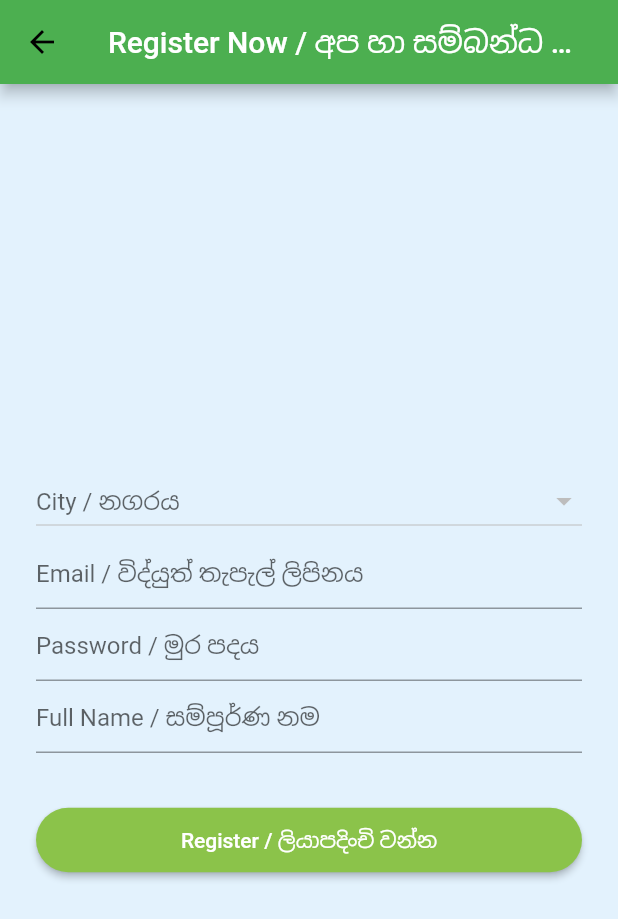
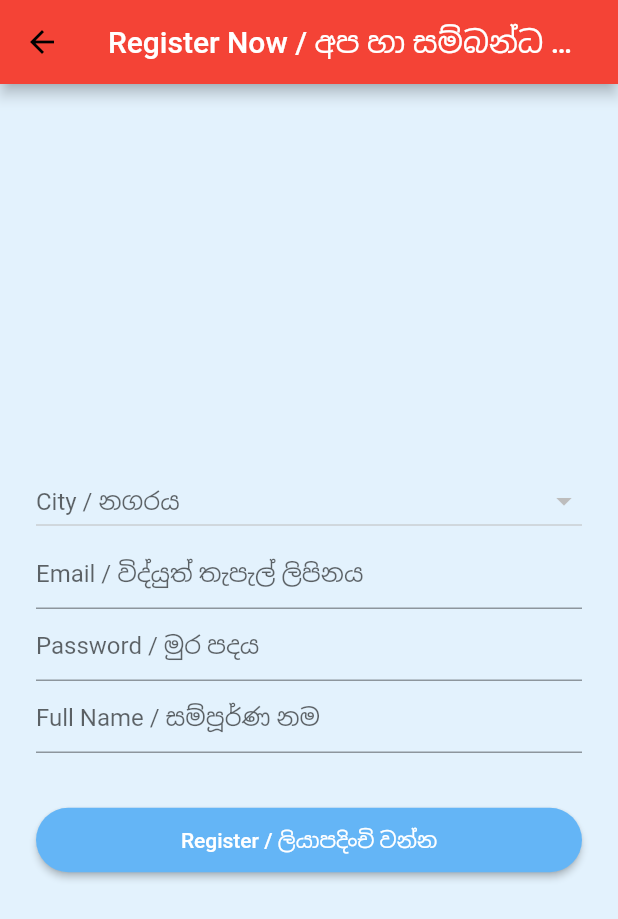
Before and after one commit to xwpdev/flutter-contactly, a Flutter app: the RegisterPage screen opened by its route, on a phone screen of 412 x 824 dp. Shown: the top 919 px of the screen. Run offline on Flutter 3.47's test engine with Material 2 defaults, Android fonts, the phone set to English and light mode, and no system bars; our stand-ins replace dio, shared_preferences, toast; accounts and stored records are empty; network calls fail.

Commit message:
icon and color updates

```diff
--- a/lib/constants.dart
+++ b/lib/constants.dart
@@ -5,10 +5,10 @@ const apiUrl = "https://datacollectorbackend.azurewebsites.net";
 
 // Colors
 Color appBgColor = Colors.blue[50];
-Color appBarColor = Colors.green;
+Color appBarColor = Colors.red;
 Color appBarTextColor = Colors.white;
-Color appBtnDefaultColor = Colors.lightGreen;
-Color appBtnSecondColor = Colors.grey;
+Color appBtnDefaultColor = Colors.blue[300];
+Color appBtnSecondColor = Colors.orange[300];
 
 // Strings
 const appTitle = "Voter Register";
```
Also changed, not shown: assets/logo.png, 6 other files.
